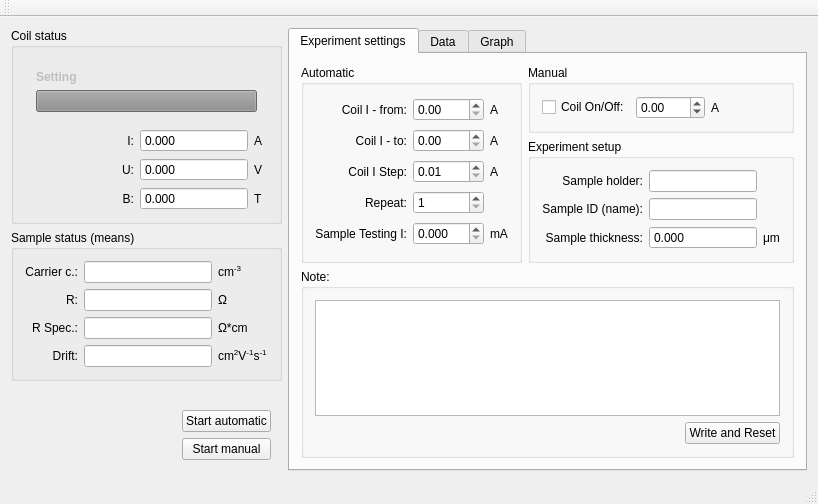
The window that hall/mainwindow.ui (mBr001/hall) describes before a commit, drawn with Qt 5.
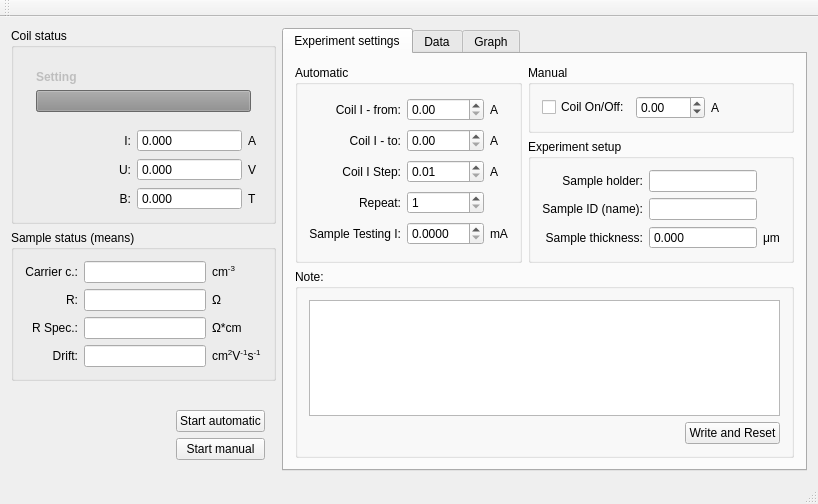
The same window after the commit. Custom widgets are drawn as their Qt base class.

What changed in the file:
```diff
--- a/hall/mainwindow.ui
+++ b/hall/mainwindow.ui
@@ -513,7 +513,7 @@
              <item row="4" column="1">
               <widget class="QDoubleSpinBox" name="sampleCurrDoubleSpinBox">
                <property name="decimals">
-                <number>3</number>
+                <number>4</number>
                </property>
                <property name="maximum">
                 <double>100.000000000000000</double>
```
